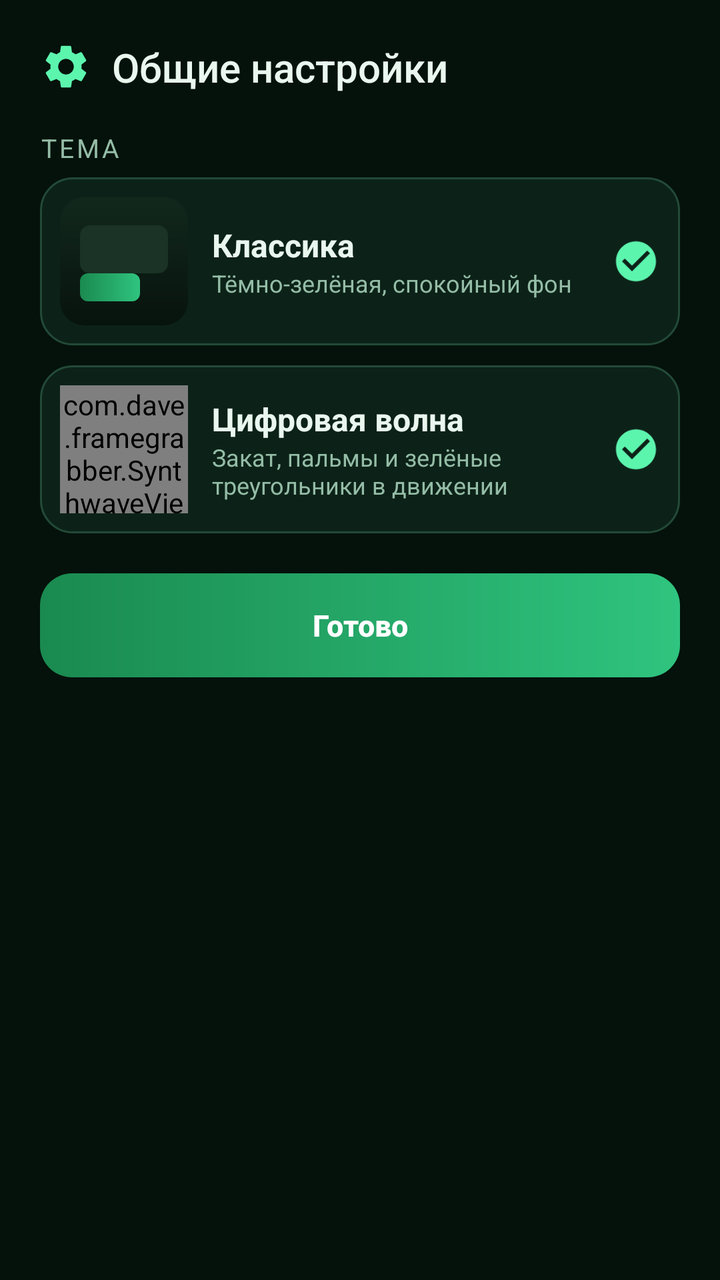
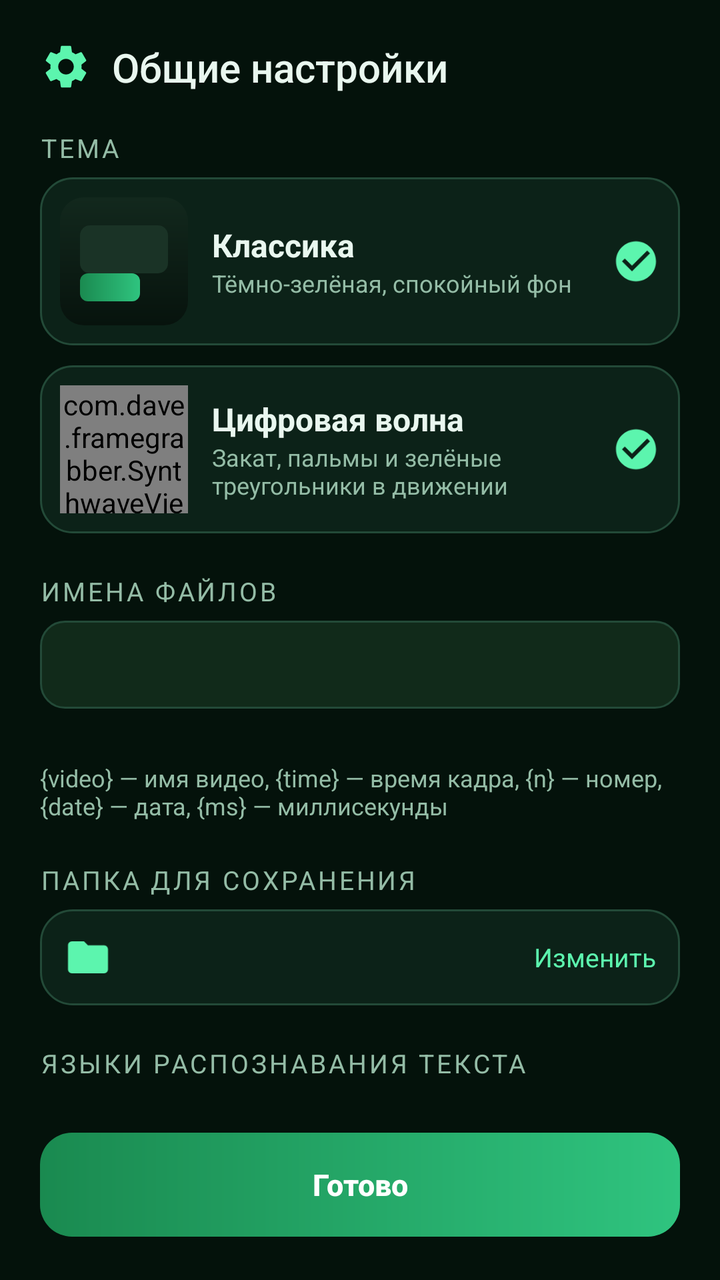

Before-and-after screenshots of an Android layout around one commit, followed by the original layout XML and the change that was made.
<!-- AndroidManifest.xml: application theme AppTheme -->
<!-- res/layout/dialog_settings.xml -->
<?xml version="1.0" encoding="utf-8"?>
<LinearLayout xmlns:android="http://schemas.android.com/apk/res/android"
    android:layout_width="match_parent"
    android:layout_height="wrap_content"
    android:orientation="vertical"
    android:padding="20dp">

    <LinearLayout
        android:layout_width="match_parent"
        android:layout_height="wrap_content"
        android:gravity="center_vertical"
        android:orientation="horizontal">
        <ImageView
            android:id="@+id/setIcon"
            android:layout_width="26dp"
            android:layout_height="26dp"
            android:src="@drawable/ic_settings"
            android:tint="@color/accent" />
        <TextView
            android:layout_width="wrap_content"
            android:layout_height="wrap_content"
            android:paddingStart="10dp"
            android:fontFamily="sans-serif-medium"
            android:text="Общие настройки"
            android:textColor="@color/text"
            android:textSize="20sp" />
    </LinearLayout>

    <TextView
        style="@style/Label"
        android:paddingTop="18dp"
        android:text="ТЕМА"
        android:letterSpacing="0.1" />

    
    <LinearLayout
        android:id="@+id/optClassic"
        android:layout_width="match_parent"
        android:layout_height="wrap_content"
        android:background="@drawable/bg_option"
        android:gravity="center_vertical"
        android:orientation="horizontal"
        android:padding="10dp"
        android:stateListAnimator="@animator/press_scale">
        <View
            android:layout_width="64dp"
            android:layout_height="64dp"
            android:background="@drawable/swatch_classic" />
        <LinearLayout
            android:layout_width="0dp"
            android:layout_height="wrap_content"
            android:layout_weight="1"
            android:orientation="vertical"
            android:paddingStart="12dp">
            <TextView
                android:layout_width="wrap_content"
                android:layout_height="wrap_content"
                android:text="Классика"
                android:textColor="@color/text"
                android:textSize="16sp"
                android:textStyle="bold" />
            <TextView
                android:layout_width="wrap_content"
                android:layout_height="wrap_content"
                android:text="Тёмно-зелёная, спокойный фон"
                android:textColor="@color/textDim"
                android:textSize="12sp" />
        </LinearLayout>
        <ImageView
            android:id="@+id/chkClassic"
            android:layout_width="24dp"
            android:layout_height="24dp"
            android:src="@drawable/ic_check"
            android:tint="@color/accent" />
    </LinearLayout>

    
    <LinearLayout
        android:id="@+id/optWave"
        android:layout_width="match_parent"
        android:layout_height="wrap_content"
        android:layout_marginTop="10dp"
        android:background="@drawable/bg_option"
        android:gravity="center_vertical"
        android:orientation="horizontal"
        android:padding="10dp"
        android:stateListAnimator="@animator/press_scale">
        <FrameLayout
            android:id="@+id/waveSwatch"
            android:layout_width="64dp"
            android:layout_height="64dp"
            android:background="@drawable/bg_thumb">
            <com.dave.framegrabber.SynthwaveView
                android:id="@+id/wavePreview"
                android:layout_width="match_parent"
                android:layout_height="match_parent" />
        </FrameLayout>
        <LinearLayout
            android:layout_width="0dp"
            android:layout_height="wrap_content"
            android:layout_weight="1"
            android:orientation="vertical"
            android:paddingStart="12dp">
            <TextView
                android:layout_width="wrap_content"
                android:layout_height="wrap_content"
                android:text="Цифровая волна"
                android:textColor="@color/text"
                android:textSize="16sp"
                android:textStyle="bold" />
            <TextView
                android:layout_width="wrap_content"
                android:layout_height="wrap_content"
                android:text="Закат, пальмы и зелёные треугольники в движении"
                android:textColor="@color/textDim"
                android:textSize="12sp" />
        </LinearLayout>
        <ImageView
            android:id="@+id/chkWave"
            android:layout_width="24dp"
            android:layout_height="24dp"
            android:src="@drawable/ic_check"
            android:tint="@color/accent" />
    </LinearLayout>

    <Button
        android:id="@+id/btnDone"
        style="@style/BtnPrimary"
        android:layout_marginTop="20dp"
        android:text="Готово" />
</LinearLayout>
<!-- resources referenced by this layout -->
<resources>
  <color name="accent">#FF5CF5AE</color>
  <color name="text">#FFE9F7EF</color>
  <color name="textDim">#FF94BCA6</color>
  <!-- drawable bg_thumb (drawable) -->
  <?xml version="1.0" encoding="utf-8"?>
  <shape xmlns:android="http://schemas.android.com/apk/res/android" android:shape="rectangle">
      <solid android:color="#FF020805" />
      <corners android:radius="12dp" />
  </shape>
  <style name="Label">
          <item name="android:layout_width">match_parent</item>
          <item name="android:layout_height">wrap_content</item>
          <item name="android:textColor">@color/textDim</item>
          <item name="android:textSize">13sp</item>
          <item name="android:paddingTop">12dp</item>
          <item name="android:paddingBottom">6dp</item>
      </style>
  <color name="stroke">#FF234A38</color>
  <color name="bg">#FF04120B</color>
  <color name="primary">#FF1A8A50</color>
  <style name="DialogTheme" parent="android:Theme.Material.Dialog.Alert">
          <item name="android:windowBackground">@drawable/bg_dialog</item>
          <item name="android:colorAccent">@color/accent</item>
          <item name="android:textColorPrimary">@color/text</item>
      </style>
  <color name="primaryBright">#FF2FC47F</color>
  <!-- drawable bg_dialog (drawable) -->
  <?xml version="1.0" encoding="utf-8"?>
  <inset xmlns:android="http://schemas.android.com/apk/res/android" android:inset="16dp">
      <shape android:shape="rectangle">
          <solid android:color="@color/surface" />
          <corners android:radius="20dp" />
          <stroke android:width="1dp" android:color="@color/stroke" />
      </shape>
  </inset>
  <color name="surface">#E00C2218</color>
  <!-- unchanged entries left out for length: 7 -->
</resources>

<!-- the commit's change to res/layout/dialog_settings.xml (unified diff, before → after) -->
@@ -1,5 +1,9 @@
 <?xml version="1.0" encoding="utf-8"?>
-<LinearLayout xmlns:android="http://schemas.android.com/apk/res/android"
+<ScrollView xmlns:android="http://schemas.android.com/apk/res/android"
+    android:layout_width="match_parent"
+    android:layout_height="wrap_content"
+    android:scrollbars="none">
+<LinearLayout
     android:layout_width="match_parent"
     android:layout_height="wrap_content"
     android:orientation="vertical"
@@ -123,9 +127,82 @@
             android:tint="@color/accent" />
     </LinearLayout>
 
+    
+    <TextView
+        style="@style/Label"
+        android:paddingTop="20dp"
+        android:letterSpacing="0.1"
+        android:text="ИМЕНА ФАЙЛОВ" />
+    <EditText
+        android:id="@+id/editPattern"
+        style="@style/Input"
+        android:layout_width="match_parent"
+        android:fontFamily="monospace"
+        android:gravity="center_vertical"
+        android:inputType="text"
+        android:paddingStart="12dp"
+        android:textSize="14sp" />
+    <TextView
+        android:id="@+id/txtPatternPreview"
+        style="@style/SubHint"
+        android:fontFamily="monospace"
+        android:paddingTop="6dp" />
+    <TextView
+        style="@style/SubHint"
+        android:paddingTop="4dp"
+        android:text="{video} — имя видео, {time} — время кадра, {n} — номер, {date} — дата, {ms} — миллисекунды" />
+
+    
+    <TextView
+        style="@style/Label"
+        android:paddingTop="20dp"
+        android:letterSpacing="0.1"
+        android:text="ПАПКА ДЛЯ СОХРАНЕНИЯ" />
+    <LinearLayout
+        android:id="@+id/rowFolder"
+        android:layout_width="match_parent"
+        android:layout_height="wrap_content"
+        android:background="@drawable/bg_option"
+        android:gravity="center_vertical"
+        android:orientation="horizontal"
+        android:padding="12dp">
+        <ImageView
+            android:layout_width="24dp"
+            android:layout_height="24dp"
+            android:src="@drawable/ic_folder"
+            android:tint="@color/accent" />
+        <TextView
+            android:id="@+id/txtFolder"
+            android:layout_width="0dp"
+            android:layout_height="wrap_content"
+            android:layout_weight="1"
+            android:paddingStart="10dp"
+            android:textColor="@color/text"
+            android:textSize="14sp" />
+        <TextView
+            android:layout_width="wrap_content"
+            android:layout_height="wrap_content"
+            android:text="Изменить"
+            android:textColor="@color/accent"
+            android:textSize="13sp" />
+    </LinearLayout>
+
+    
+    <TextView
+        style="@style/Label"
+        android:paddingTop="20dp"
+        android:letterSpacing="0.1"
+        android:text="ЯЗЫКИ РАСПОЗНАВАНИЯ ТЕКСТА" />
+    <LinearLayout
+        android:id="@+id/ocrLangs"
+        android:layout_width="match_parent"
+        android:layout_height="wrap_content"
+        android:orientation="vertical" />
+
     <Button
         android:id="@+id/btnDone"
         style="@style/BtnPrimary"
         android:layout_marginTop="20dp"
         android:text="Готово" />
 </LinearLayout>
+</ScrollView>
<!-- resource entries referenced after the edit -->
@@ -9,6 +9,25 @@
       <solid android:color="#FF020805" />
       <corners android:radius="12dp" />
   </shape>
+  <!-- drawable ic_folder (drawable) -->
+  <?xml version="1.0" encoding="utf-8"?>
+  <vector xmlns:android="http://schemas.android.com/apk/res/android"
+      android:width="24dp" android:height="24dp"
+      android:viewportWidth="24" android:viewportHeight="24" android:tint="?android:attr/textColorPrimary">
+      <path android:fillColor="#FFFFFFFF" android:pathData="M10,4H4c-1.1,0 -1.99,0.9 -1.99,2L2,18c0,1.1 0.9,2 2,2h16c1.1,0 2,-0.9 2,-2V8c0,-1.1 -0.9,-2 -2,-2h-8l-2,-2z" />
+  </vector>
+  <style name="Input">
+          <item name="android:layout_height">wrap_content</item>
+          <item name="android:minHeight">44dp</item>
+          <item name="android:background">@drawable/bg_input</item>
+          <item name="android:textColor">@color/text</item>
+          <item name="android:textColorHint">@color/textDim</item>
+          <item name="android:textSize">15sp</item>
+          <item name="android:paddingStart">12dp</item>
+          <item name="android:paddingEnd">12dp</item>
+          <item name="android:gravity">center</item>
+          <item name="android:singleLine">true</item>
+      </style>
   <style name="Label">
           <item name="android:layout_width">match_parent</item>
           <item name="android:layout_height">wrap_content</item>
@@ -17,7 +36,31 @@
           <item name="android:paddingTop">12dp</item>
           <item name="android:paddingBottom">6dp</item>
       </style>
+  <style name="SubHint">
+          <item name="android:layout_width">match_parent</item>
+          <item name="android:layout_height">wrap_content</item>
+          <item name="android:textColor">@color/textDim</item>
+          <item name="android:textSize">12sp</item>
+      </style>
   <color name="stroke">#FF234A38</color>
+  <!-- drawable bg_input (drawable) -->
+  <?xml version="1.0" encoding="utf-8"?>
+  <selector xmlns:android="http://schemas.android.com/apk/res/android">
+      <item android:state_focused="true">
+          <shape android:shape="rectangle">
+              <solid android:color="@color/surface2" />
+              <corners android:radius="12dp" />
+              <stroke android:width="1.5dp" android:color="@color/accent" />
+          </shape>
+      </item>
+      <item>
+          <shape android:shape="rectangle">
+              <solid android:color="@color/surface2" />
+              <corners android:radius="12dp" />
+              <stroke android:width="1dp" android:color="@color/stroke" />
+          </shape>
+      </item>
+  </selector>
   <color name="bg">#FF04120B</color>
   <color name="primary">#FF1A8A50</color>
   <style name="DialogTheme" parent="android:Theme.Material.Dialog.Alert">
@@ -26,6 +69,7 @@
           <item name="android:textColorPrimary">@color/text</item>
       </style>
   <color name="primaryBright">#FF2FC47F</color>
+  <color name="surface2">#CC14301F</color>
   <!-- drawable bg_dialog (drawable) -->
   <?xml version="1.0" encoding="utf-8"?>
   <inset xmlns:android="http://schemas.android.com/apk/res/android" android:inset="16dp">
